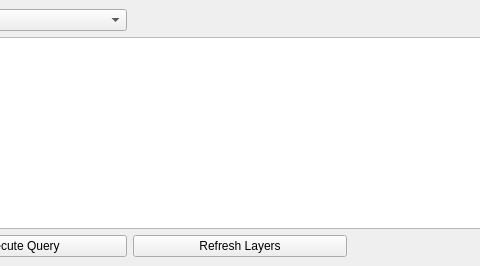
The window that move/move_dockwidget_base.ui (mschoema/move) describes before a commit, drawn with Qt 5; both pictures show x 96 to 576 and y 0 to 266 of the 1191 by 266 pixel window.
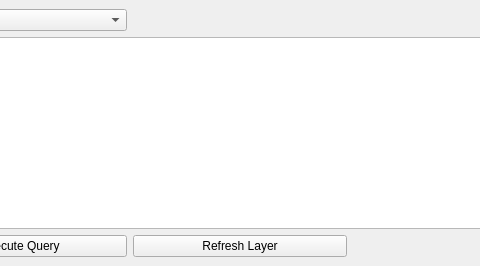
The same window after the commit.

Commit message: Adding zip of plugin

The edit to the form file:
```diff
--- a/move/move_dockwidget_base.ui
+++ b/move/move_dockwidget_base.ui
@@ -73,7 +73,7 @@
          </size>
         </property>
         <property name="text">
-         <string>Refresh Layers</string>
+         <string>Refresh Layer</string>
         </property>
         <property name="autoDefault">
          <bool>true</bool>
```
The commit also changes 2 other files.
